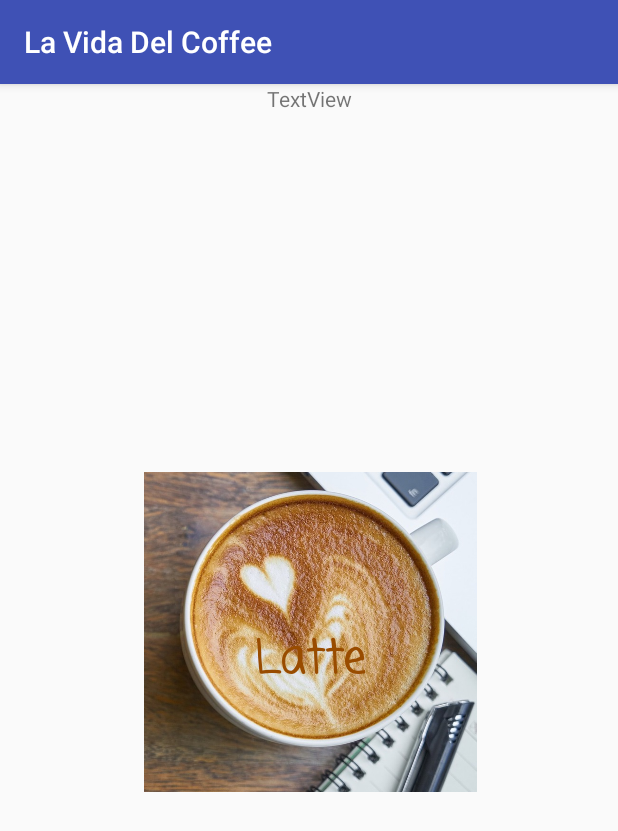
After one commit to hafsah786/LaVidaDelCoffee, an Android app: the LatteActivity screen opened directly, with no data from a screen before it, on a phone screen of 412 x 824 dp. The commit adds this screen. Shown: the top 831 px of the screen. Run offline under Robolectric (Android 15) with nearby library versions, the phone set to English and light mode, and no system bars.

Commit message:
The display activity for the latte coffee.

```diff
--- a/app/src/main/AndroidManifest.xml
+++ b/app/src/main/AndroidManifest.xml
@@ -16,6 +16,7 @@
                 <category android:name="android.intent.category.LAUNCHER" />
             </intent-filter>
         </activity>
+        <activity android:name=".LatteActivity"></activity>
     </application>
 
 </manifest>
--- /dev/null
+++ b/app/src/main/java/com/smithjterm/lavidadelcoffee/LatteActivity.java
@@ -0,0 +1,13 @@
+package com.smithjterm.lavidadelcoffee;
+
+import android.support.v7.app.AppCompatActivity;
+import android.os.Bundle;
+
+public class LatteActivity extends AppCompatActivity {
+
+    @Override
+    protected void onCreate(Bundle savedInstanceState) {
+        super.onCreate(savedInstanceState);
+        setContentView(R.layout.activity_latte);
+    }
+}
--- /dev/null
+++ b/app/src/main/res/layout/activity_latte.xml
@@ -0,0 +1,44 @@
+<?xml version="1.0" encoding="utf-8"?>
+<android.support.constraint.ConstraintLayout xmlns:android="http://schemas.android.com/apk/res/android"
+    xmlns:app="http://schemas.android.com/apk/res-auto"
+    xmlns:tools="http://schemas.android.com/tools"
+    android:layout_width="match_parent"
+    android:layout_height="match_parent"
+    tools:context="com.smithjterm.lavidadelcoffee.LatteActivity">
+
+    <ImageView
+        android:id="@+id/imageView"
+        android:layout_width="335dp"
+        android:layout_height="213dp"
+        android:layout_marginBottom="296dp"
+        app:layout_constraintBottom_toBottomOf="parent"
+        app:layout_constraintHorizontal_bias="0.51"
+        app:layout_constraintLeft_toLeftOf="parent"
+        app:layout_constraintRight_toRightOf="parent"
+        app:srcCompat="@drawable/N59Da" />
+
+    <TextView
+        android:id="@+id/latteText"
+        android:layout_width="wrap_content"
+        android:layout_height="wrap_content"
+        android:fontFamily="casual"
+        android:text="@string/latteText"
+        android:textAlignment="center"
+        android:textColor="@color/brownAccent"
+        android:textSize="30sp"
+        android:textStyle="bold"
+        app:layout_constraintBottom_toBottomOf="parent"
+        app:layout_constraintHorizontal_bias="0.501"
+        app:layout_constraintLeft_toLeftOf="parent"
+        app:layout_constraintRight_toRightOf="parent"
+        app:layout_constraintTop_toTopOf="parent" />
+
+    <TextView
+        android:id="@+id/textView"
+        android:layout_width="wrap_content"
+        android:layout_height="wrap_content"
+        android:text="TextView"
+        app:layout_constraintLeft_toLeftOf="parent"
+        app:layout_constraintRight_toRightOf="parent"
+        tools:layout_editor_absoluteY="337dp" />
+</android.support.constraint.ConstraintLayout>
--- a/app/src/main/res/values/colors.xml
+++ b/app/src/main/res/values/colors.xml
@@ -3,4 +3,5 @@
     <color name="colorPrimary">#3F51B5</color>
     <color name="colorPrimaryDark">#303F9F</color>
     <color name="colorAccent">#FF4081</color>
+    <color name="brownAccent">#994C00</color>
 </resources>
--- a/app/src/main/res/values/strings.xml
+++ b/app/src/main/res/values/strings.xml
@@ -1,3 +1,13 @@
 <resources>
     <string name="app_name">La Vida Del Coffee</string>
+    <string name="latteText">Latte</string>
+    <string name="cappText">Cappuccino</string>
+    <string name="macchiatoText">Macchiato</string>
+    <string name="americanoText">Americano</string>
+    <string name="espressoText">Espresso</string>
+    <string name="mochaText">Mocha</string>
+    <string name="latteDescription">Latte is originated in Italy. It is prepared with a rich shot of espresso with steamed milk, topped with a thin layer of foamed milk. Latte is usually a morning coffee and Italians never drink it after 10 a.m because of the heavy portion of milk. The coffee content in latte is very diluted and it has a sweet, mellow flavor that can light up your day. Latte helps ward off depression and headaches, but high intake will give you significant calories because of the milk, sugar and syrup.</string>
+    <string name="latteInfo">⅙ espresso; 4/6 steamed milk; 1/6 foamed milk; 75 mg caffeine per 12 oz.</string>
+
+
 </resources>
```
Also changed, not shown: app/src/main/res/drawable/N59Da.jpeg (added).
